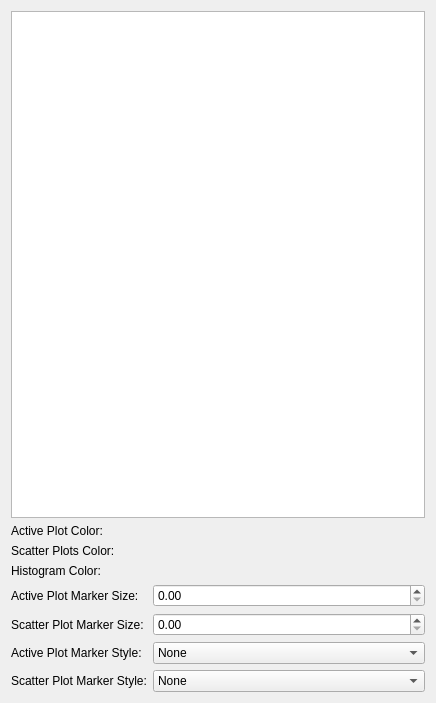
Old version of the form Qt/Components/Resources/UI/pqPlotMatrixDisplayPanel.ui in the repository Kitware/ParaView.
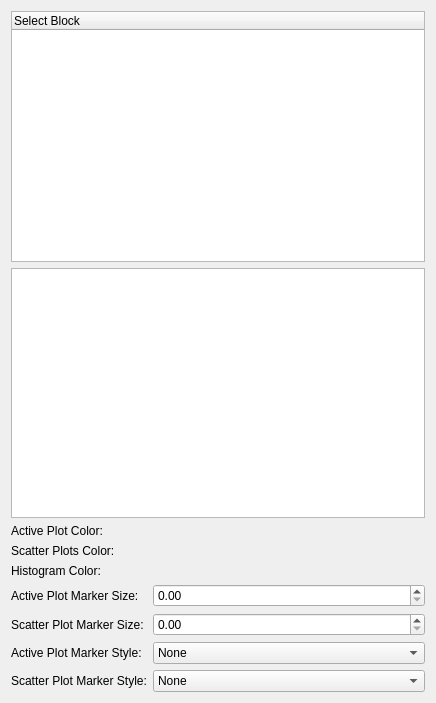
New version of the form. Custom widgets are drawn as their Qt base class.

Commit message:
plotmatrix representation: Fix broken behavior for composite data
The tree widget was not hooked up properly before, despite the
properties in xml. This is hooked up now.

Diff of the .ui file:
```diff
--- a/Qt/Components/Resources/UI/pqPlotMatrixDisplayPanel.ui
+++ b/Qt/Components/Resources/UI/pqPlotMatrixDisplayPanel.ui
@@ -15,6 +15,15 @@
   </property>
   <layout class="QVBoxLayout" name="verticalLayout">
    <item>
+    <widget class="pqTreeWidget" name="CompositeIndex">
+     <column>
+      <property name="text">
+       <string>Select Block</string>
+      </property>
+     </column>
+    </widget>
+   </item>
+    <item>
     <widget class="pqTreeView" name="Series">
      <property name="rootIsDecorated">
       <bool>false</bool>
@@ -168,6 +177,11 @@
    <extends>QTreeView</extends>
    <header>pqTreeView.h</header>
   </customwidget>
+  <customwidget>
+   <class>pqTreeWidget</class>
+   <extends>QTreeWidget</extends>
+   <header>pqTreeWidget.h</header>
+  </customwidget>
   <customwidget>
    <class>pqColorChooserButton</class>
    <extends>QWidget</extends>
```
The commit also changes 2 other files.
